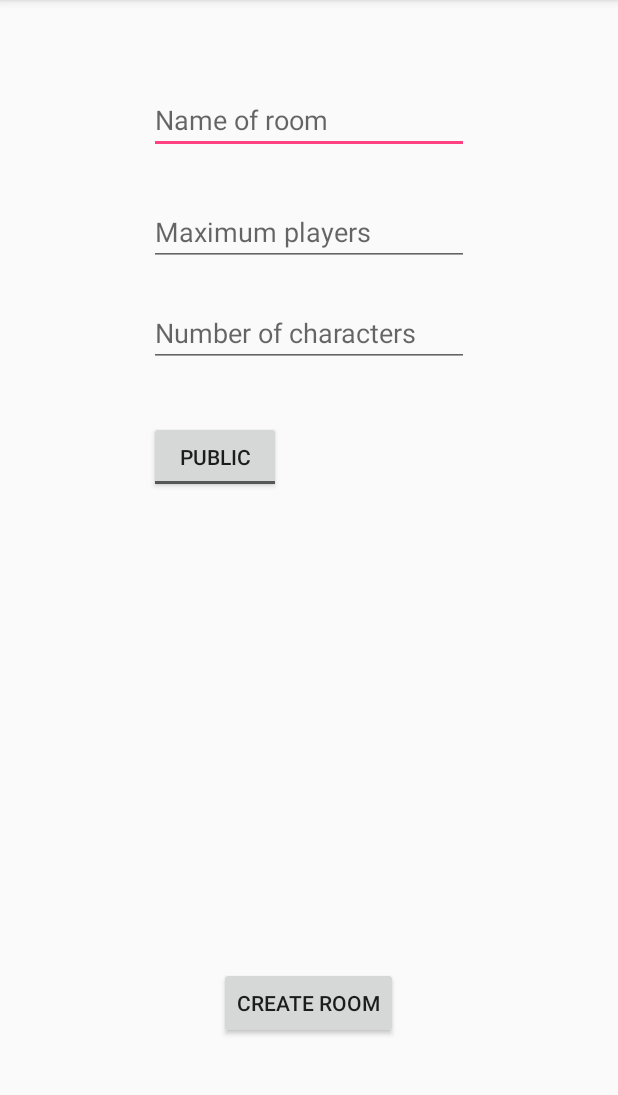
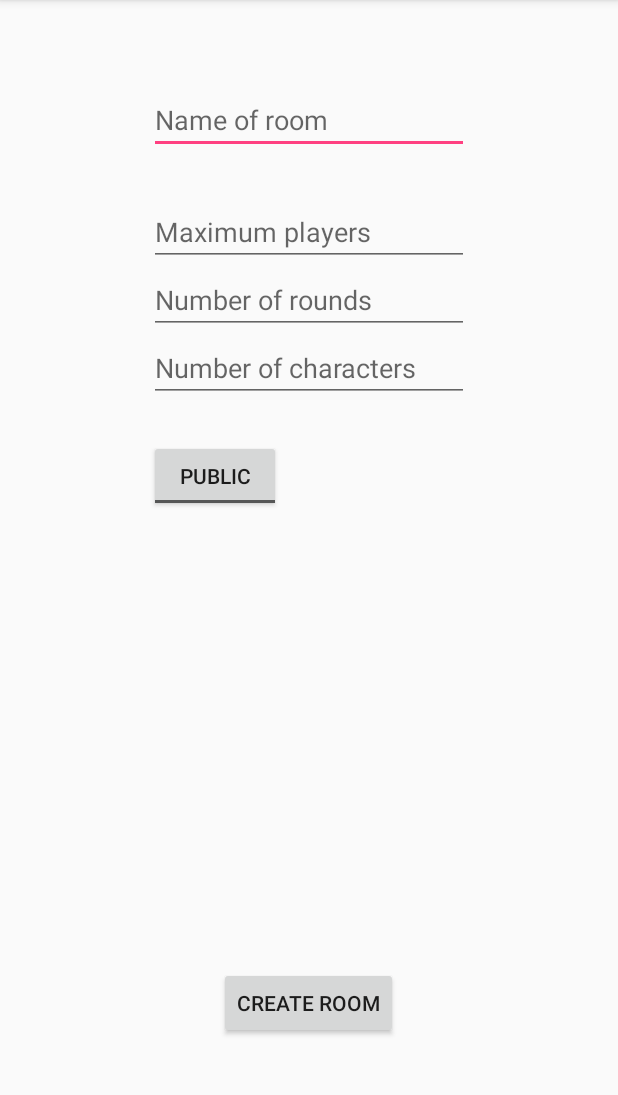
Before and after one commit to Openroads/SurrealistWriter, an Android app: the CreateRoom screen opened directly, with no data from a screen before it, after a tap on "CREATE ROOM", on a phone screen of 412 x 824 dp, the part 84-1179 px from its top. Run offline under Robolectric (Android 15) with nearby library versions, the phone set to English and light mode, and no system bars.

Commit message:
checking data to create room

```diff
--- a/app/src/main/java/pmd/ubi/pt/surrealistwriter/CreateRoom.java
+++ b/app/src/main/java/pmd/ubi/pt/surrealistwriter/CreateRoom.java
@@ -12,6 +12,7 @@ public class CreateRoom extends AppCompatActivity {
 
     EditText roomNameET;
     EditText maxNumPlayersET;
+    EditText numRoundsET;
     EditText numCharactersET;
     ToggleButton roomModeTogButt;
 
@@ -26,15 +27,17 @@ public class CreateRoom extends AppCompatActivity {
     public void create_tableOnClick(View view) {
         roomNameET =        (EditText) findViewById(R.id.room_name_ET);
         maxNumPlayersET =   (EditText) findViewById(R.id.num_players_ET);
+        numRoundsET =       (EditText) findViewById(R.id.num_rounds_ET);
         numCharactersET =   (EditText) findViewById(R.id.num_chars_ET);
         roomModeTogButt = (ToggleButton) findViewById(R.id.roomModeTG);
 
         String roomName = roomNameET.getText().toString();
         String maxNumPlayers = maxNumPlayersET.getText().toString();
+        String numRounds = numRoundsET.getText().toString();
         String numCharacters = numCharactersET.getText().toString();
         String gameMode = roomModeTogButt.getText().toString();
         //valid data to use
-        if(checkData(roomName,maxNumPlayers,numCharacters))
+        if(checkData(roomName,maxNumPlayers,numCharacters,numRounds))
         {
 
             Toast.makeText(this, "przechodzi"+gameMode, Toast.LENGTH_SHORT).show();
@@ -43,22 +46,25 @@ public class CreateRoom extends AppCompatActivity {
 
 
     }
-    public boolean checkData(String name,String NumPlayers, String NumCharacters) {
+    public boolean checkData(String name,String NumPlayers, String NumCharacters,String NumRounds) {
         int iNumPlayers = 0;
         int iNumCharacters = 0;
+        int iNumRounds = 0;
         if (name.isEmpty()) {
             Toast.makeText(this, "You must enter name of room!", Toast.LENGTH_SHORT).show();
             return false;
-        }else if(NumPlayers.isEmpty())
-        {
+        } else if (NumPlayers.isEmpty()) {
             Toast.makeText(this, "You must enter number of players!", Toast.LENGTH_SHORT).show();
             return false;
-        }
-        else if(NumCharacters.isEmpty()){
+        } else if (NumCharacters.isEmpty()) {
             Toast.makeText(this, "You must enter number of characters!", Toast.LENGTH_SHORT).show();
             return false;
-        }else{
+        } else if (NumRounds.isEmpty()) {
+            Toast.makeText(this, "You must enter number of rounds!", Toast.LENGTH_SHORT).show();
+            return false;
+        } else {
             iNumPlayers = Integer.parseInt(NumPlayers);
+            iNumRounds = Integer.parseInt(NumRounds);
             iNumCharacters = Integer.parseInt(NumCharacters);
         }
         // Checking Number of Players
@@ -84,6 +90,19 @@ public class CreateRoom extends AppCompatActivity {
             Toast.makeText(this, "Minimum of " + iNumPlayers * 2 + " characters!", Toast.LENGTH_SHORT).show();
             return false;
         }
+
+        // Checking Number of Rounds
+
+        if (iNumRounds > 0) {
+            if (iNumRounds >= 20) {
+                Toast.makeText(this, "Maximum of 20 rounds!", Toast.LENGTH_SHORT).show();
+                return false;
+            }
+        } else {
+            Toast.makeText(this, "Minimum of 1 round!", Toast.LENGTH_SHORT).show();
+            return false;
+        }
+
         return true;
     }
 }
--- a/app/src/main/res/layout/activity_create_room.xml
+++ b/app/src/main/res/layout/activity_create_room.xml
@@ -33,31 +33,6 @@
         android:id="@+id/num_players_ET"
         android:hint="Maximum players" />
 
-    <EditText
-        android:layout_width="wrap_content"
-        android:layout_height="wrap_content"
-        android:inputType="number"
-        android:ems="10"
-        android:layout_below="@+id/num_players_ET"
-        android:layout_alignLeft="@+id/num_players_ET"
-        android:layout_alignStart="@+id/num_players_ET"
-        android:layout_marginTop="22dp"
-        android:id="@+id/num_chars_ET"
-        android:hint="Number of characters" />
-
-    <ToggleButton
-        android:text="ToggleButton"
-        android:layout_width="wrap_content"
-        android:layout_height="wrap_content"
-        android:layout_below="@+id/num_chars_ET"
-        android:layout_alignLeft="@+id/num_chars_ET"
-        android:layout_alignStart="@+id/num_chars_ET"
-        android:layout_marginTop="36dp"
-        android:id="@+id/roomModeTG"
-        android:textOff="Public"
-        android:textOn="Private"
-        android:checked="false" />
-
     <Button
         android:text="Create room"
         android:layout_width="wrap_content"
@@ -68,4 +43,39 @@
         android:id="@+id/create_roomBT"
         android:onClick="create_tableOnClick"/>
 
+    <ToggleButton
+        android:text="ToggleButton"
+        android:layout_width="wrap_content"
+        android:layout_height="wrap_content"
+        android:id="@+id/roomModeTG"
+        android:textOff="Public"
+        android:textOn="Private"
+        android:checked="false"
+        android:layout_below="@+id/num_chars_ET"
+        android:layout_alignLeft="@+id/num_chars_ET"
+        android:layout_alignStart="@+id/num_chars_ET"
+        android:layout_marginTop="25dp" />
+
+    <EditText
+        android:layout_width="wrap_content"
+        android:layout_height="wrap_content"
+        android:inputType="number"
+        android:ems="10"
+        android:id="@+id/num_chars_ET"
+        android:hint="Number of characters"
+        android:layout_below="@+id/num_rounds_ET"
+        android:layout_alignLeft="@+id/num_rounds_ET"
+        android:layout_alignStart="@+id/num_rounds_ET" />
+
+    <EditText
+        android:layout_width="wrap_content"
+        android:layout_height="wrap_content"
+        android:inputType="number"
+        android:ems="10"
+        android:id="@+id/num_rounds_ET"
+        android:hint="Number of rounds"
+        android:layout_below="@+id/num_players_ET"
+        android:layout_alignLeft="@+id/num_players_ET"
+        android:layout_alignStart="@+id/num_players_ET" />
+
 </RelativeLayout>
```
